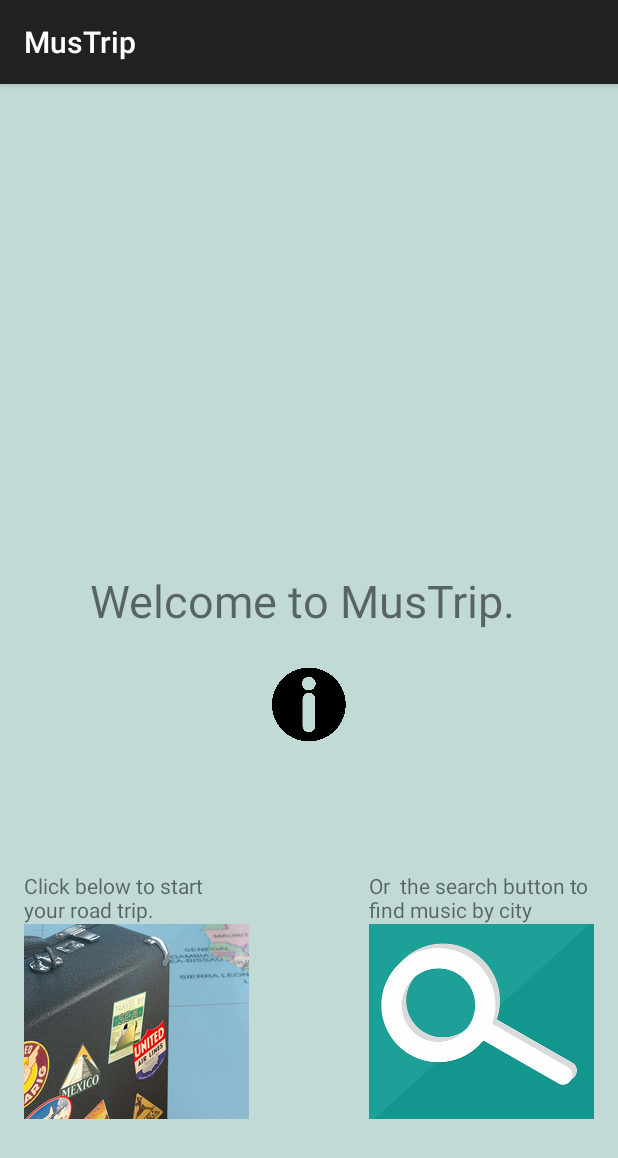
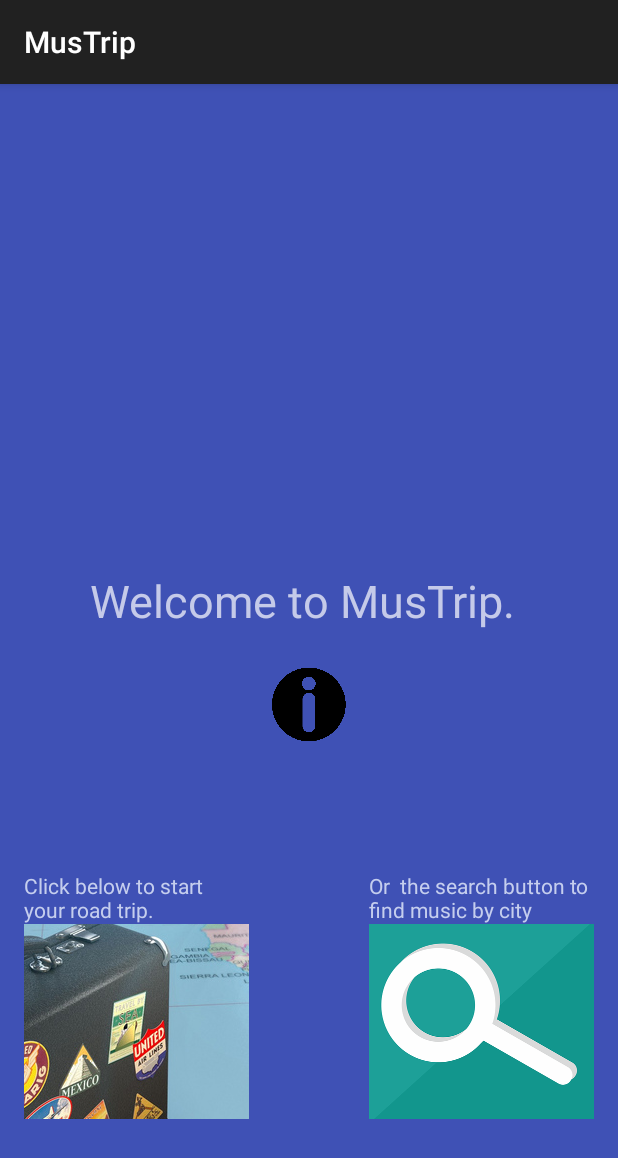
Before and after one commit to mcarri01/MusTrip, an Android app: the MainActivity screen opened directly, with no data from a screen before it, on a phone screen of 412 x 824 dp. Shown: the top 1158 px of the screen. Run offline under Robolectric (Android 15) with nearby library versions, the phone set to English and light mode, and no system bars; libraries missing offline, so code that uses them is left out: com.crashlytics.android, io.fabric.sdk; network calls fail; 1 statement that could not run was skipped.

Commit message:
applied design changes (recoloring and enlarging queue + reward deletes from queue

```diff
--- a/MusTrip/app/src/main/res/layout/activity_main.xml
+++ b/MusTrip/app/src/main/res/layout/activity_main.xml
@@ -9,7 +9,7 @@
     android:paddingRight="@dimen/activity_horizontal_margin"
     android:paddingTop="@dimen/activity_vertical_margin"
     tools:context="com.xeno.MusTrip.MainActivity"
-    android:background="#C1DAD6" >
+    android:background="#3F51B5" >
 
     <TextView
         android:layout_width="wrap_content"
@@ -18,7 +18,7 @@
         android:textAlignment="center"
         android:textSize="30sp"
         android:id="@+id/textView"
-
+        android:textColor="#C5CAE9"
         android:layout_alignBottom="@+id/about"
         android:layout_centerHorizontal="true"
         android:layout_marginBottom="74dp" />
@@ -27,6 +27,7 @@
     <TextView
         android:layout_width="wrap_content"
         android:layout_height="wrap_content"
+        android:textColor="#C5CEEE"
         android:text="Click below to start \nyour road trip. "
         android:id="@+id/textView2"
         android:layout_above="@+id/trip"
@@ -38,6 +39,7 @@
         android:layout_height="wrap_content"
         android:text="Or  the search button to find music by city"
         android:id="@+id/textView3"
+        android:textColor="#C5CEEE"
         android:layout_alignTop="@+id/textView2"
         android:layout_alignLeft="@+id/find"
         android:layout_alignStart="@+id/find" />
```
Also changed, not shown: MusTrip/app/src/main/res/layout/activity_map_player.xml (+6 -2 lines).
